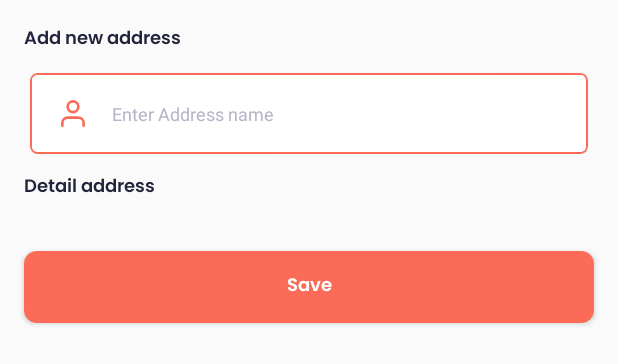
After one commit to hidayat271dev/gas-mobile, an Android app: the layout screen_add_address.xml on its own in the app's theme, with its tools: preview values and no code run, on a phone screen of 412 x 824 dp. The commit adds this screen. Shown: the top 364 px of the screen. Run offline under Robolectric (Android 15) with nearby library versions, the phone set to English and light mode, and no system bars; network calls fail.

Commit message:
Fixing address

```diff
--- a/app/build.gradle
+++ b/app/build.gradle
@@ -21,8 +21,8 @@ android {
 
     buildTypes {
         debug {
-             buildConfigField 'String', 'BASE_URL', "\"http://192.168.83.90/ga-del/\""
-//             buildConfigField 'String', 'BASE_URL', "\"http://192.168.1.5/ga-del/\""
+//             buildConfigField 'String', 'BASE_URL', "\"http://192.168.83.90/ga-del/\""
+             buildConfigField 'String', 'BASE_URL', "\"http://192.168.1.5/ga-del/\""
 //            buildConfigField 'String', 'BASE_URL', "\"https://5e510330f2c0d300147c034c.mockapi.io/\""
         }
         release {
--- a/app/src/main/java/com/joker/lpgo/mobile/data/remote/response/LoginResponse.kt
+++ b/app/src/main/java/com/joker/lpgo/mobile/data/remote/response/LoginResponse.kt
@@ -1,6 +1,7 @@
 package com.joker.lpgo.mobile.data.remote.response
 
 import com.joker.lpgo.mobile.base.BaseResponse
+import com.joker.lpgo.mobile.data.model.Address
 import com.joker.lpgo.mobile.data.model.User
 
 data class LoginResponse(
@@ -9,5 +10,6 @@ data class LoginResponse(
 
 data class LoginData(
     val token: String,
-    val user: User
+    val user: User,
+    val current_address: Address
 )
--- a/app/src/main/java/com/joker/lpgo/mobile/module/address/AddressListView.kt
+++ b/app/src/main/java/com/joker/lpgo/mobile/module/address/AddressListView.kt
@@ -11,6 +11,7 @@ import com.joker.lpgo.mobile.R
 import com.joker.lpgo.mobile.base.BaseFragment
 import com.joker.lpgo.mobile.data.model.Address
 import com.joker.lpgo.mobile.data.model.Order
+import com.joker.lpgo.mobile.data.preference.AppPreference
 import com.joker.lpgo.mobile.data.remote.AppApi
 import com.joker.lpgo.mobile.data.remote.endpoint.AddressApi
 import com.joker.lpgo.mobile.data.remote.endpoint.OrderApi
@@ -114,6 +115,7 @@ class AddressListView : BaseFragment() {
                             val data = result.body()
                             getBaseActivity()?.isShowProgressDialog(false)
                             if(result.isSuccessful) {
+                                AppPreference.setCurrentAddress(data?.data)
                                 Alerter.create(activity)
                                         .setTitle("Success update address")
                                         .setText("Success Update")
--- a/app/src/main/java/com/joker/lpgo/mobile/module/login/LoginView.kt
+++ b/app/src/main/java/com/joker/lpgo/mobile/module/login/LoginView.kt
@@ -78,6 +78,7 @@ class LoginView : BaseFragment() {
                             AppPreference.setAppIsLogin(true)
                             AppPreference.setCurrentUser(data?.data?.user)
                             AppPreference.setAppToken(data?.data?.token)
+                            AppPreference.setCurrentAddress(data?.data?.current_address)
                             HomeView.launchIntent(requireContext())
                             activity?.finish()
                         } else {
--- a/app/src/main/java/com/joker/lpgo/mobile/module/profile/ProfileView.kt
+++ b/app/src/main/java/com/joker/lpgo/mobile/module/profile/ProfileView.kt
@@ -65,6 +65,7 @@ class ProfileView : BaseFragment() {
             AppPreference.setRemoveAllCart()
             AppPreference.setAppIsLogin(false)
             AppPreference.setCurrentUser(null)
+            AppPreference.setCurrentAddress(null)
             AuthView.launchIntent(requireContext())
             activity?.finish()
         }
--- /dev/null
+++ b/app/src/main/res/layout/screen_add_address.xml
@@ -0,0 +1,58 @@
+<?xml version="1.0" encoding="utf-8"?>
+<LinearLayout xmlns:android="http://schemas.android.com/apk/res/android"
+    xmlns:app="http://schemas.android.com/apk/res-auto"
+    android:layout_width="match_parent"
+    android:layout_height="match_parent"
+    android:orientation="vertical">
+
+    <LinearLayout
+        android:layout_width="match_parent"
+        android:layout_height="wrap_content"
+        android:orientation="vertical"
+        android:padding="16dp">
+
+        <TextView
+            android:id="@+id/textView17"
+            style="@style/PoppinsSemiBold12"
+            android:layout_width="match_parent"
+            android:layout_height="wrap_content"
+            android:layout_marginBottom="8dp"
+            android:text="Add new address" />
+
+        <androidx.cardview.widget.CardView
+            android:layout_width="match_parent"
+            android:layout_height="match_parent"
+            android:layout_margin="4dp"
+            app:cardCornerRadius="5dp">
+
+            <com.joker.lpgo.mobile.util.widget.edittext.AppEditTextView
+                android:id="@+id/editTextUsername"
+                style="@style/EditTextDefault"
+                android:layout_width="match_parent"
+                android:layout_height="match_parent"
+                android:imeOptions="actionNext"
+                android:inputType="text|textEmailAddress"
+                app:edt_drawable_start="@drawable/ic_user"
+                app:edt_hint="Enter Address name"
+                app:edt_padding="16dp"
+                app:edt_show_drawable="true" />
+        </androidx.cardview.widget.CardView>
+
+        <TextView
+            android:id="@+id/textView38"
+            style="@style/PoppinsSemiBold12"
+            android:layout_width="match_parent"
+            android:layout_height="wrap_content"
+            android:layout_marginTop="8dp"
+            android:text="Detail address" />
+
+    </LinearLayout>
+
+    <Button
+        android:id="@+id/button10"
+        style="@style/AppButtonPrimary"
+        android:layout_width="match_parent"
+        android:layout_height="wrap_content"
+        android:layout_margin="16dp"
+        android:text="Save" />
+</LinearLayout>
--- a/app/src/main/res/layout/screen_checkout.xml
+++ b/app/src/main/res/layout/screen_checkout.xml
@@ -57,6 +57,7 @@
 
                         <TextView
 
+                            android:id="@+id/name"
                             style="@style/PoppinsSemiBold12"
                             android:layout_width="match_parent"
                             android:layout_height="wrap_content"
@@ -64,6 +65,7 @@
 
                         <TextView
 
+                            android:id="@+id/text"
                             style="@style/PoppinsSemiBold10"
                             android:layout_width="match_parent"
                             android:layout_height="wrap_content"
```
Also changed, not shown: app/src/main/java/com/joker/lpgo/mobile/data/preference/AppPreference.kt (+13 -0 lines), app/src/main/java/com/joker/lpgo/mobile/data/remote/endpoint/AddressApi.kt (+8 -0 lines), app/src/main/java/com/joker/lpgo/mobile/module/address_add/AddressAddView.kt (added, +140 -0 lines), app/src/main/java/com/joker/lpgo/mobile/module/checkout/CheckoutView.kt (+11 -1 lines), app/src/main/java/com/joker/lpgo/mobile/module/current_location/CurrentLocation.kt (+27 -0 lines), app/src/main/java/com/joker/lpgo/mobile/module/dashboard/DashboardView.kt (+13 -2 lines).
